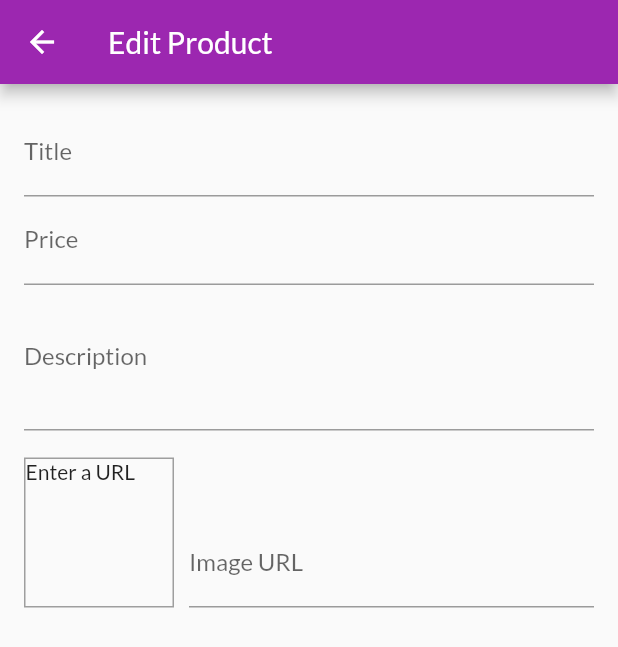
After one commit to eandualem/ethio_shoppers, a Flutter app: the EditProductScreen screen opened by its route, on a phone screen of 412 x 824 dp. The commit adds this screen. Shown: the top 647 px of the screen. Run offline on Flutter 3.47's test engine with Material 2 defaults, Android fonts, the phone set to English and light mode, and no system bars; network calls fail.

Commit message:
feat: add edit page to user product.

```diff
--- a/lib/main.dart
+++ b/lib/main.dart
@@ -6,6 +6,8 @@ import 'package:ethio_shoppers/ui/views/detail/product_detail_screen.dart';
 import 'package:ethio_shoppers/ui/views/home/home_page.dart';
 import 'package:ethio_shoppers/ui/views/orders/orders_screen.dart';
 import 'package:ethio_shoppers/ui/views/products/products_overview_screen.dart';
+import 'package:ethio_shoppers/ui/views/user_products/edit_product_screen.dart';
+import 'package:ethio_shoppers/ui/views/user_products/user_products_screen.dart';
 import 'package:flutter/material.dart';
 import 'package:provider/provider.dart';
 
@@ -34,6 +36,8 @@ class EthioShoppers extends StatelessWidget {
           ProductDetailScreen.routeName: (_) => ProductDetailScreen(),
           CartScreen.routeName: (_) => CartScreen(),
           OrdersScreen.routeName: (_) => OrdersScreen(),
+          UserProductsScreen.routeName: (_) => UserProductsScreen(),
+          EditProductScreen.routeName: (_) => EditProductScreen()
         }
 
       ),
--- /dev/null
+++ b/lib/ui/views/user_products/edit_product_screen.dart
@@ -0,0 +1,91 @@
+import 'package:flutter/material.dart';
+
+class EditProductScreen extends StatefulWidget {
+  static const routeName = '/edit-product';
+  @override
+  _EditProductScreenState createState() => _EditProductScreenState();
+}
+
+class _EditProductScreenState extends State<EditProductScreen> {
+  final _priceFocusNode = FocusNode();
+  final _descriptionFocusNode = FocusNode();
+  final _imageUrlFocusNode = FocusNode();
+  final _imageUrlController = TextEditingController();
+
+  @override
+  void initState() {
+    _imageUrlFocusNode.addListener(_updateImageUrl);
+    super.initState();
+  }
+  void _updateImageUrl() {
+    if( !_imageUrlFocusNode.hasFocus) setState(() {});
+  }
+
+  @override
+  void dispose() {
+    _imageUrlFocusNode.removeListener(_updateImageUrl);
+    _priceFocusNode.dispose();
+    _descriptionFocusNode.dispose();
+    _imageUrlFocusNode.dispose();
+    _imageUrlController.dispose();
+
+    super.dispose();
+  }
+  @override
+  Widget build(BuildContext context) {
+    return Scaffold(
+      appBar: AppBar(title: Text("Edit Product"),),
+      body: Padding(
+        padding: const EdgeInsets.all(16),
+        child: Form(
+          child: ListView(children: [
+            TextFormField(
+              decoration: InputDecoration(labelText: 'Title'),
+              textInputAction: TextInputAction.next,
+              onFieldSubmitted: (value) => FocusScope.of(context).requestFocus(_priceFocusNode),
+            ),
+            TextFormField(
+              decoration: InputDecoration(labelText: 'Price'),
+              textInputAction: TextInputAction.next,
+              keyboardType: TextInputType.number,
+              focusNode: _priceFocusNode,
+              onFieldSubmitted: (value) => FocusScope.of(context).requestFocus(_descriptionFocusNode),
+            ),
+            TextFormField(
+              decoration: InputDecoration(labelText: 'Description'),
+              maxLines: 3,
+              keyboardType: TextInputType.multiline,
+              focusNode: _descriptionFocusNode,
+            ),
+            SizedBox(height: 10,),
+            Row(
+              crossAxisAlignment: CrossAxisAlignment.end,
+              children: [
+              Container(
+                width: 100,
+                height: 100,
+                margin: EdgeInsets.only(top: 8, right: 10),
+                decoration: BoxDecoration(border: Border.all(
+                  width: 1,
+                  color: Colors.grey
+                )),
+                child: _imageUrlController.text.isEmpty ? Text("Enter a URL"): FittedBox(
+                  child: Image.network(_imageUrlController.text, fit: BoxFit.cover,),),
+              ),
+              Expanded(
+                child: TextFormField(
+                  decoration: InputDecoration(labelText: 'Image URL'),
+                  keyboardType: TextInputType.url,
+                  textInputAction: TextInputAction.done,
+                  controller: _imageUrlController,
+                  focusNode: _imageUrlFocusNode,
+                ),
+              ),
+            ],
+            )
+          ],),
+        ),
+      ),
+    );
+  }
+}
```
Also changed, not shown: lib/ui/views/home/app_drawer.dart (+9 -0 lines), lib/ui/views/user_products/user_product_item_widget.dart (added, +31 -0 lines), lib/ui/views/user_products/user_products_screen.dart (added, +40 -0 lines).
